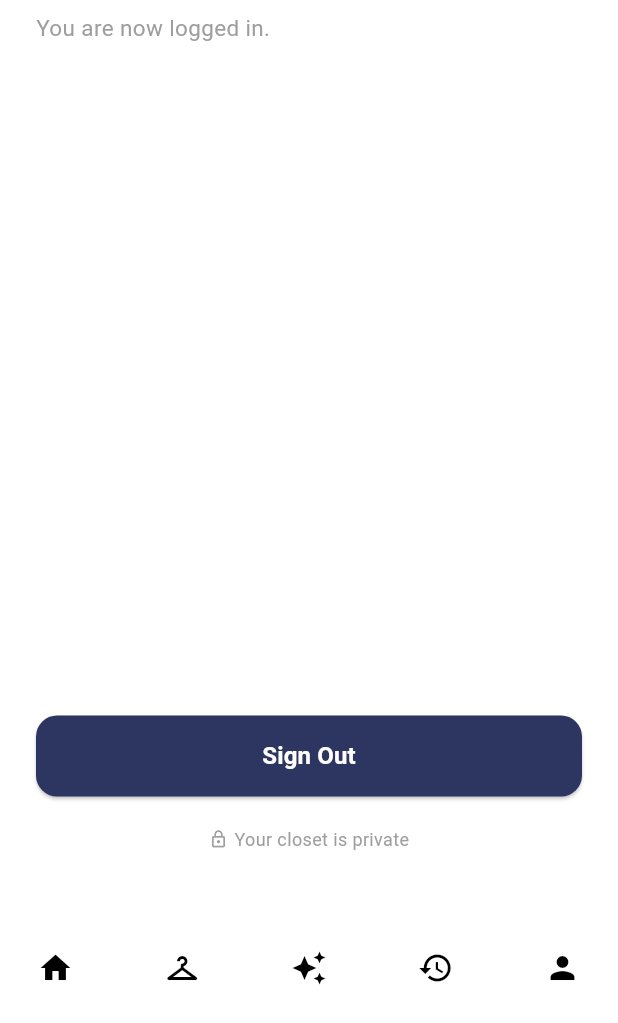
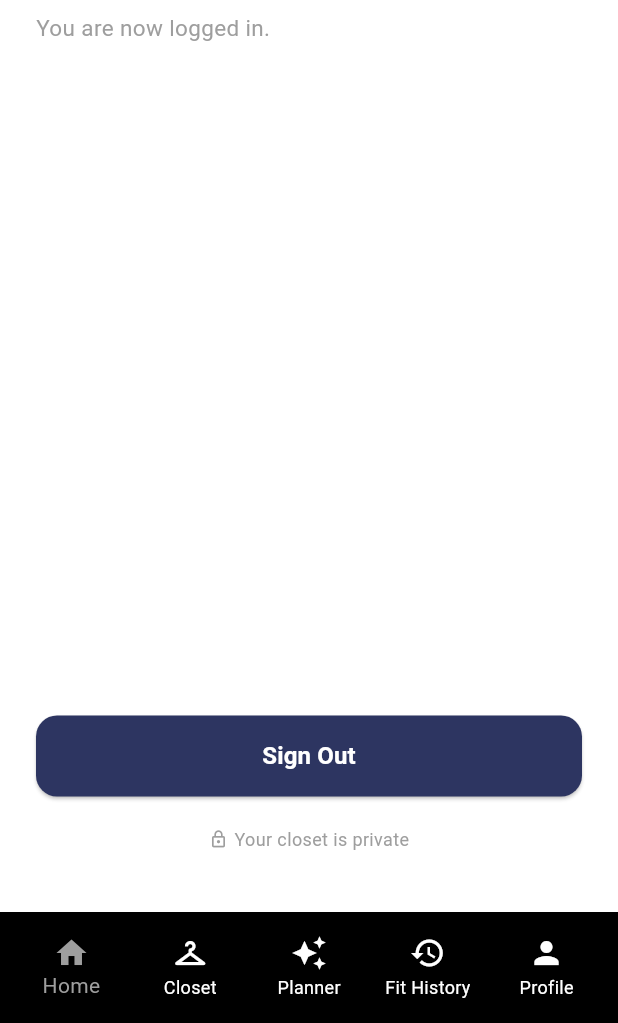
Before and after one commit to AugustanaCSC490Spring2026/stylED, a Flutter app: the HomePage screen opened by its route, on a phone screen of 412 x 824 dp, the part 213-1236 px from its top. Run offline on Flutter 3.47's test engine with Material 3 defaults, Android fonts, the phone set to English and light mode, and no system bars; drawn by our look-alikes of google_nav_bar; our stand-ins replace image_picker, supabase_flutter; accounts and stored records are empty.

Commit message:
Buttons work

```diff
--- a/styled/lib/auth/home_page.dart
+++ b/styled/lib/auth/home_page.dart
@@ -1,7 +1,6 @@
 import 'package:flutter/material.dart';
 import 'package:supabase_flutter/supabase_flutter.dart';
-//NavBar
-import 'package:google_nav_bar/google_nav_bar.dart';
+
 
 class HomePage extends StatelessWidget {
   const HomePage({super.key});
@@ -84,16 +83,30 @@ class HomePage extends StatelessWidget {
       ),
 
 
-//Modern Buttons
-      bottomNavigationBar: GNav(
-        tabs: const [
-        GButton(icon: Icons.home),
-         GButton(icon: Icons.checkroom),
-          GButton(icon: Icons.auto_awesome),
-          GButton(icon: Icons.history),
-          GButton(icon: Icons.person),
+//Modern Buttons to Navigate App
+      bottomNavigationBar: Container( //wrapped in a container
+       color: Colors.black,
+        child: Padding( //Wrapped in Padding
+        padding: const EdgeInsets.all(8),
+        child: BottomNavigationBar(
+        backgroundColor: Colors.black,
+        selectedItemColor: Colors.grey,
+        unselectedItemColor: Colors.white,
+
+        onTap: (index){ //Navigating across the different tabs
+          print(index);
+        },
+        type: BottomNavigationBarType.fixed, //Needed for background color to be applied to whole bottom bar and for all items being visibile
+        items: const [
+        BottomNavigationBarItem(icon: Icon(Icons.home), label: 'Home',),
+         BottomNavigationBarItem(icon: Icon(Icons.checkroom), label: 'Closet',),
+          BottomNavigationBarItem(icon: Icon(Icons.auto_awesome), label: 'Planner',),
+          BottomNavigationBarItem(icon: Icon(Icons.history), label: 'Fit History',),
+          BottomNavigationBarItem(icon: Icon(Icons.person), label: 'Profile',),
         ],
       ),
+      )
+      )
       );
   }
 }
--- a/styled/pubspec.yaml
+++ b/styled/pubspec.yaml
@@ -16,7 +16,7 @@ dependencies:
 #The following adds the Cupertino icons to your application
 #Use with the CupertinoIcons class for iOs style icons
   cupertino_icons: ^1.0.2
-  goggle_nav_bar: ^5.0.6;
+
 
 
 dev_dependencies:
```
Also changed, not shown: styled/pubspec.lock.
